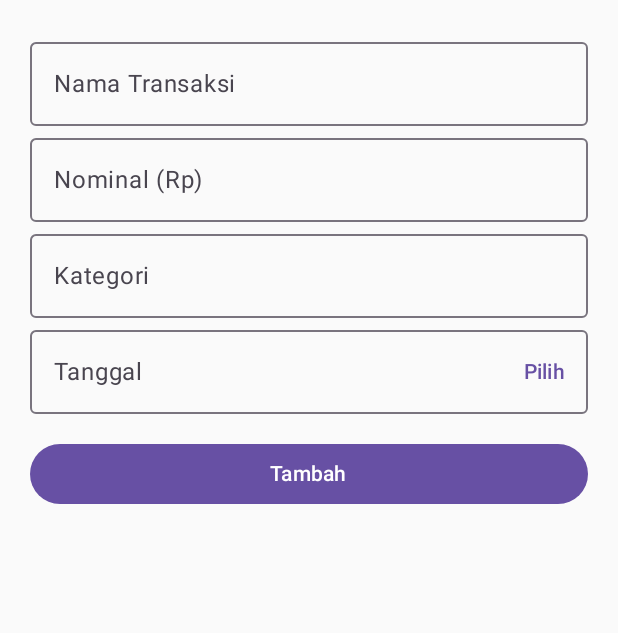
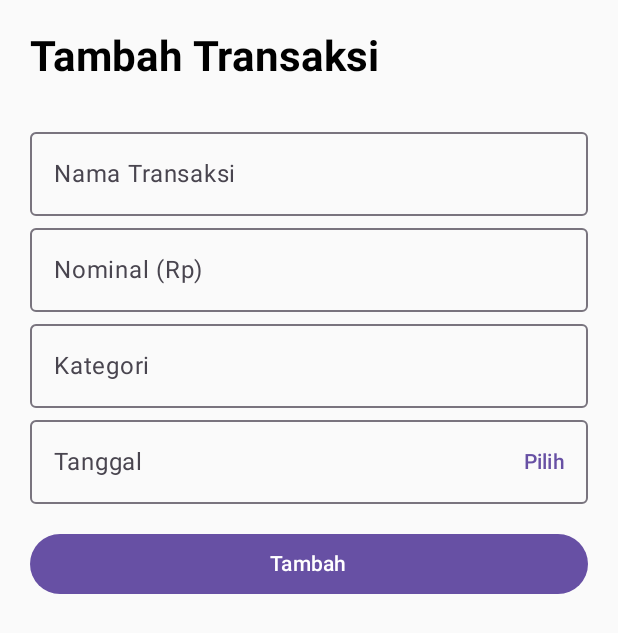
Before and after one commit to Farizfhr/MyExpenseTracker, an Android app built with Jetpack Compose: the addEdit screen opened through its navigation route, on a phone screen of 412 x 824 dp. Shown: the top 633 px of the screen. Run offline under Robolectric (Android 15) with nearby library versions, the phone set to English and light mode, and no system bars.

Commit message:
AddEditScreen.kt

```diff
--- a/app/src/main/java/com/faris165/myexpensetracker/AddEditScreen.kt
+++ b/app/src/main/java/com/faris165/myexpensetracker/AddEditScreen.kt
@@ -6,6 +6,7 @@ import androidx.compose.material3.*
 import androidx.compose.runtime.*
 import androidx.compose.ui.Modifier
 import androidx.compose.ui.platform.LocalContext
+import androidx.compose.ui.text.font.FontWeight
 import androidx.compose.ui.unit.dp
 import java.util.*
 
@@ -14,6 +15,9 @@ fun AddEditScreen(
     existing: Transaction?,
     onSave: (Transaction) -> Unit
 ) {
+    val isEdit = existing != null
+    val title = if (isEdit) "Edit Transaksi" else "Tambah Transaksi"
+
     var name by remember { mutableStateOf(existing?.name ?: "") }
     var amount by remember { mutableStateOf(existing?.amount?.toString() ?: "") }
     var category by remember { mutableStateOf(existing?.category ?: "") }
@@ -22,6 +26,16 @@ fun AddEditScreen(
     val ctx = LocalContext.current
 
     Column(Modifier.padding(20.dp)) {
+
+        // =======================
+        //      TITLE
+        // =======================
+        Text(
+            text = title,
+            style = MaterialTheme.typography.headlineMedium,
+            fontWeight = FontWeight.Bold,
+            modifier = Modifier.padding(bottom = 24.dp)
+        )
 
         OutlinedTextField(
             value = name,
@@ -78,7 +92,7 @@ fun AddEditScreen(
             },
             modifier = Modifier.fillMaxWidth()
         ) {
-            Text(if (existing == null) "Tambah" else "Simpan")
+            Text(if (isEdit) "Simpan Perubahan" else "Tambah")
         }
     }
 }
```
